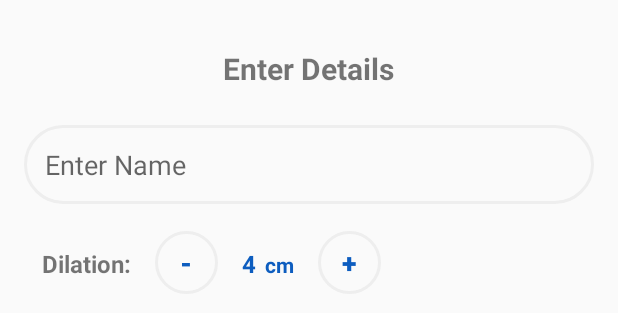
After one commit to Mirzaarbaz/FHR-APP, an Android app built with Jetpack Compose: the layout dialog_user_details.xml on its own in the app's theme, with its tools: preview values and no code run, on a phone screen of 412 x 824 dp. The commit adds this screen. Shown: the top 313 px of the screen. Run offline under Robolectric (Android 15) with nearby library versions, the phone set to English and light mode, and no system bars.

Commit message:
v3.1 - layout graph_v2 pdf_v2 clock_v2 notification permission speech name_input_v2 name_edit finish data_save_v2(every stage) loder

```diff
--- a/app/src/main/java/com/example/version0/DataPreparationUtils.kt
+++ b/app/src/main/java/com/example/version0/DataPreparationUtils.kt
@@ -16,8 +16,11 @@ object DataPreparationUtils {
         clockText: String,
         speechLogTable: TableLayout
     ): Pair<Map<String, Any>, String> {
+
+        val nameWithoutPrefix = pname.removePrefix("Name: ").trim()
+
         val textViewData: Map<String, Any> = mapOf(
-            "name" to pname,
+            "name" to nameWithoutPrefix,
             "age" to 0,  // default age for now
             "date_time" to getCurrentTimeInIST(),
             "dilation" to extractDilationNumber(dilation),
--- a/app/src/main/java/com/example/version0/PDFUtils.kt
+++ b/app/src/main/java/com/example/version0/PDFUtils.kt
@@ -128,7 +128,7 @@ class PDFUtils(private val context: Context) {
     private fun captureGraphBitmap(graphView: GraphView): Bitmap {
         val bitmap = Bitmap.createBitmap(
             graphView.width,
-            graphView.height,
+            maxOf(graphView.height,600),
             Bitmap.Config.ARGB_8888
         )
         val canvas = Canvas(bitmap)
@@ -139,7 +139,7 @@ class PDFUtils(private val context: Context) {
     private fun captureTableBitmap(table: TableLayout): Bitmap {
         val bitmap = Bitmap.createBitmap(
             table.width,
-            table.height,
+            maxOf(table.height,600),
             Bitmap.Config.ARGB_8888
         )
         val canvas = Canvas(bitmap)
--- /dev/null
+++ b/app/src/main/res/drawable/card_border.xml
@@ -0,0 +1,15 @@
+<?xml version="1.0" encoding="utf-8"?>
+<shape xmlns:android="http://schemas.android.com/apk/res/android"
+    android:shape="rectangle">
+
+    <!-- Set corners for rounded edges -->
+    <corners android:radius="100dp" />
+
+    <!-- Make the shape transparent -->
+    <solid android:color="@android:color/transparent" />
+
+    <!-- Add a black border with width of 2dp -->
+    <stroke
+        android:width="2dp"
+        android:color="#eee" />
+</shape>
--- /dev/null
+++ b/app/src/main/res/layout/dialog_user_details.xml
@@ -0,0 +1,92 @@
+<?xml version="1.0" encoding="utf-8"?>
+<LinearLayout xmlns:android="http://schemas.android.com/apk/res/android"
+    android:layout_width="match_parent"
+    android:layout_height="wrap_content"
+    android:orientation="vertical"
+    android:padding="16dp">
+
+    <TextView
+        android:id="@+id/textViewDilationLabel"
+        android:layout_width="wrap_content"
+        android:layout_height="wrap_content"
+        android:text="Enter Details"
+        android:layout_gravity="center"
+        android:layout_margin="16dp"
+        android:textStyle="bold"
+        android:textSize="20dp"/>
+
+    <!-- EditText for user input -->
+    <EditText
+        android:id="@+id/editTextUserName"
+        android:layout_width="match_parent"
+        android:layout_height="wrap_content"
+        android:hint="Enter Name"
+        android:layout_marginTop="8dp"
+        android:background="@drawable/card_border"
+        android:padding="14dp"/>
+
+    <!-- Horizontal layout for buttons and text view -->
+    <LinearLayout
+        android:id="@+id/layoutDilationControls"
+        android:layout_width="match_parent"
+        android:layout_height="wrap_content"
+        android:orientation="horizontal"
+        android:paddingTop="18dp"
+        android:paddingLeft="12dp">
+
+        <!-- Label for Dilation -->
+        <TextView
+            android:id="@+id/textViewDilationLabel"
+            android:layout_width="wrap_content"
+            android:layout_height="wrap_content"
+            android:text="Dilation:"
+            android:paddingEnd="16dp"
+            android:textStyle="bold"
+            android:textSize="16dp"/>
+
+        <!-- Minus button -->
+        <Button
+            android:id="@+id/buttonMinus"
+            android:layout_width="42dp"
+            android:layout_height="42dp"
+            android:text="-"
+            android:textSize="18dp"
+            android:textStyle="bold"
+            android:background="@drawable/card_border"
+            android:textColor="@color/blue"/>
+
+        <!-- Value text view -->
+        <TextView
+            android:id="@+id/textViewDilationValue"
+            android:layout_width="wrap_content"
+            android:layout_height="wrap_content"
+            android:text="4"
+            android:textSize="16dp"
+            android:textStyle="bold"
+            android:textColor="@color/blue"
+            android:paddingStart="16dp"
+            android:paddingEnd="6dp"/>
+
+        <!-- cm label -->
+        <TextView
+            android:id="@+id/textViewCmLabel"
+            android:layout_width="wrap_content"
+            android:textStyle="bold"
+            android:paddingEnd="16dp"
+            android:textColor="@color/blue"
+            android:layout_height="wrap_content"
+            android:text="cm"/>
+
+        <!-- Plus button -->
+        <Button
+            android:id="@+id/buttonPlus"
+            android:layout_width="42dp"
+            android:layout_height="42dp"
+            android:text="+"
+            android:textSize="18dp"
+            android:textStyle="bold"
+            android:background="@drawable/card_border"
+            android:textColor="@color/blue"/> <!-- Apply text color -->
+
+    </LinearLayout>
+</LinearLayout>
```
Also changed, not shown: app/src/main/java/com/example/version0/ApiHelper.kt (+9 -12 lines), app/src/main/java/com/example/version0/AppUtils.kt (+31 -9 lines), app/src/main/java/com/example/version0/MainActivity.kt (+55 -33 lines), app/src/main/java/com/example/version0/UserNameDialog.kt (+26 -58 lines), app/src/main/res/layout/dialog_loading.xml (added, +26 -0 lines).
